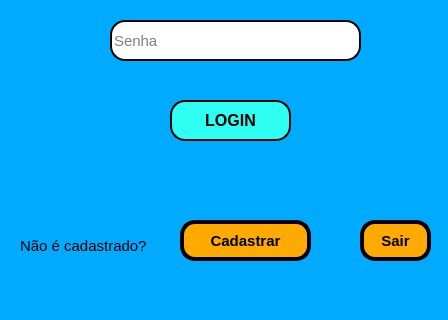
Before: the Qt Designer form login.ui in wellingtonxri/BibliotecaDigital, drawn with Qt 5; both pictures show x 0 to 448 and y 190 to 510 of the 448 by 510 pixel window.
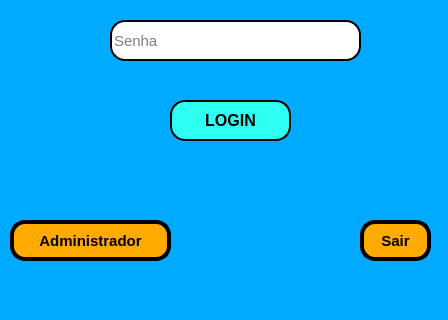
After: the same form once the commit is applied. Icons and pictures are not drawn.

Commit message: Add administração/Gerencia Login

Patch:
```diff
--- a/login.ui
+++ b/login.ui
@@ -98,30 +98,12 @@
      <string>Senha</string>
     </property>
    </widget>
-   <widget class="QLabel" name="label">
-    <property name="geometry">
-     <rect>
-      <x>20</x>
-      <y>400</y>
-      <width>151</width>
-      <height>71</height>
-     </rect>
-    </property>
-    <property name="font">
-     <font>
-      <pointsize>11</pointsize>
-     </font>
-    </property>
-    <property name="text">
-     <string>Não é cadastrado?</string>
-    </property>
-   </widget>
    <widget class="QPushButton" name="pushButton_2">
     <property name="geometry">
      <rect>
-      <x>180</x>
+      <x>10</x>
       <y>410</y>
-      <width>131</width>
+      <width>161</width>
       <height>41</height>
      </rect>
     </property>
@@ -140,7 +122,11 @@
 border-color: black;</string>
     </property>
     <property name="text">
-     <string>Cadastrar</string>
+     <string>Administrador</string>
+    </property>
+    <property name="icon">
+     <iconset>
+      <normaloff>administracao.png</normaloff>administracao.png</iconset>
     </property>
    </widget>
    <widget class="QLabel" name="label_2">
```
Left out of the diff: 1 changed line with no effect on the pictures. The commit also changes 17 other files.
